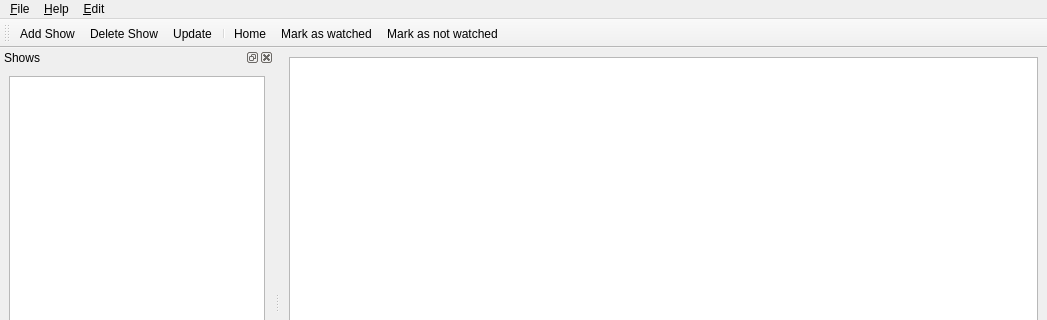
First picture: the form in src/mainwindow.ui, repository ThomasBrixLarsen/serieswatcher, before the edit; both pictures show x 0 to 1047 and y 0 to 320 of the 1047 by 578 pixel window.
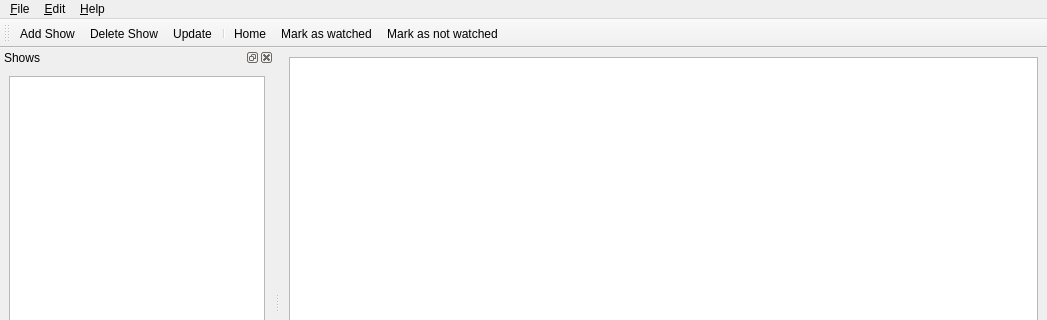
Second picture: the form after the edit. Icons and pictures are not drawn. Custom widgets are drawn as their Qt base class.

The edit to the form file:
```diff
--- a/src/mainwindow.ui
+++ b/src/mainwindow.ui
@@ -61,8 +61,8 @@
     <addaction name="settingsAction"/>
    </widget>
    <addaction name="menu_File"/>
-   <addaction name="menu_Help"/>
    <addaction name="menu_Edit"/>
+   <addaction name="menu_Help"/>
   </widget>
   <widget class="QStatusBar" name="statusbar"/>
   <widget class="QToolBar" name="toolBar">
```
